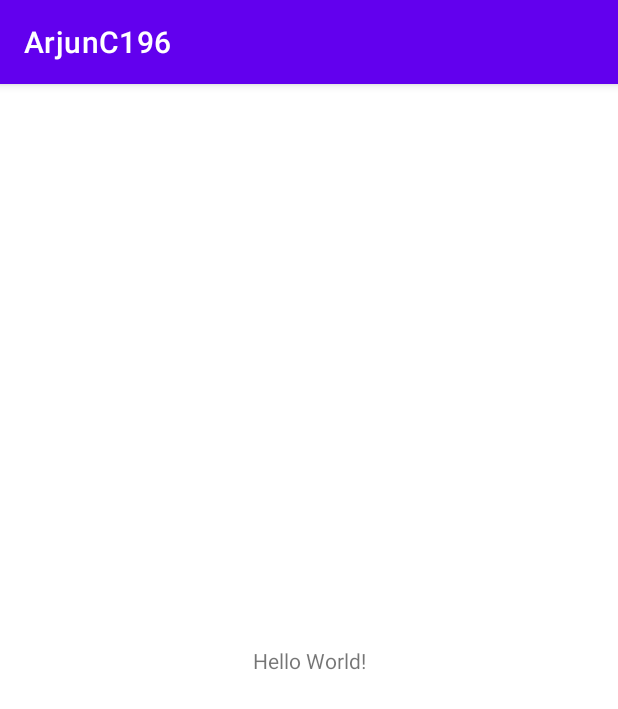
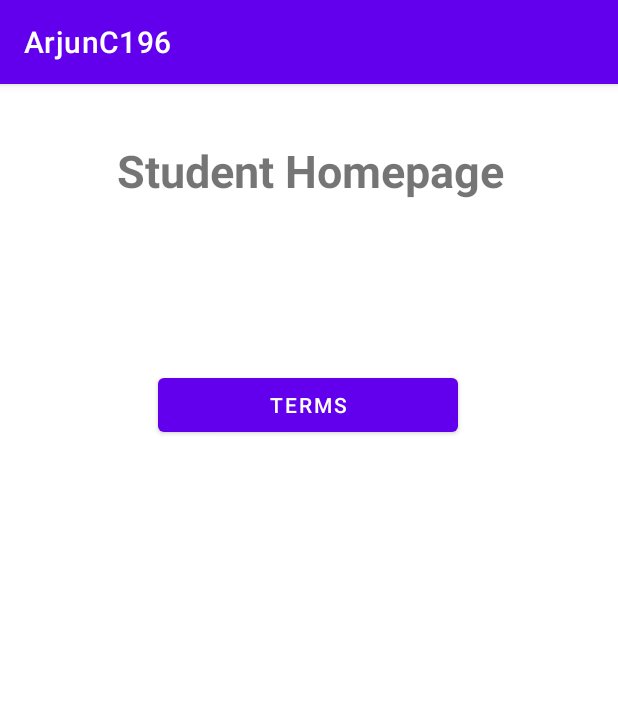
Before and after one commit to arjundesguerra/Arjun-C196, an Android app: the screen it shows after launch (MainActivity), on a phone screen of 412 x 824 dp. Shown: the top 709 px of the screen. Run offline under Robolectric (Android 15) with nearby library versions, the phone set to English and light mode, and no system bars.

Commit message:
terms pages

```diff
--- a/app/build.gradle
+++ b/app/build.gradle
@@ -4,7 +4,7 @@ plugins {
 
 android {
     namespace 'com.example.arjunc196'
-    compileSdk 32
+    compileSdk 33
 
     defaultConfig {
         applicationId "com.example.arjunc196"
--- a/app/src/main/java/com/example/arjunc196/MainActivity.java
+++ b/app/src/main/java/com/example/arjunc196/MainActivity.java
@@ -2,7 +2,14 @@ package com.example.arjunc196;
 
 import androidx.appcompat.app.AppCompatActivity;
 
+import android.content.Intent;
 import android.os.Bundle;
+import android.view.View;
+import android.widget.Button;
+
+import com.example.arjunc196.termsActivities.Terms;
+import com.example.arjunc196.termsActivities.addTerms;
+import com.google.android.material.floatingactionbutton.FloatingActionButton;
 
 public class MainActivity extends AppCompatActivity {
 
@@ -10,5 +17,14 @@ public class MainActivity extends AppCompatActivity {
     protected void onCreate(Bundle savedInstanceState) {
         super.onCreate(savedInstanceState);
         setContentView(R.layout.activity_main);
+
+        Button goToTerms = findViewById(R.id.goToTerms);
+        goToTerms.setOnClickListener(new View.OnClickListener() {
+
+            public void onClick(View view) {
+                Intent intent = new Intent(MainActivity.this, Terms.class);
+                startActivity(intent);
+            }
+        });
     }
 }
--- a/app/src/main/res/layout/activity_main.xml
+++ b/app/src/main/res/layout/activity_main.xml
@@ -7,12 +7,29 @@
     tools:context=".MainActivity">
 
     <TextView
+        android:id="@+id/textView"
         android:layout_width="wrap_content"
         android:layout_height="wrap_content"
-        android:text="Hello World!"
-        app:layout_constraintBottom_toBottomOf="parent"
+        android:layout_marginStart="77dp"
+        android:layout_marginTop="37dp"
+        android:layout_marginEnd="76dp"
+        android:layout_marginBottom="112dp"
+        android:text="Student Homepage"
+        android:textStyle="bold"
+        android:textSize="30dp"
+        app:layout_constraintBottom_toTopOf="@+id/goToTerms"
         app:layout_constraintEnd_toEndOf="parent"
         app:layout_constraintStart_toStartOf="parent"
         app:layout_constraintTop_toTopOf="parent" />
 
+    <Button
+        android:id="@+id/goToTerms"
+        android:layout_width="200dp"
+        android:layout_height="wrap_content"
+        android:layout_marginStart="105dp"
+        android:layout_marginTop="112dp"
+        android:text="Terms"
+        android:onClick="onClick"
+        app:layout_constraintStart_toStartOf="parent"
+        app:layout_constraintTop_toBottomOf="@+id/textView" />
 </androidx.constraintlayout.widget.ConstraintLayout>
```
Also changed, not shown: app/src/main/AndroidManifest.xml (+11 -0 lines), app/src/main/java/com/example/arjunc196/termsActivities/Terms.java (added, +26 -0 lines), app/src/main/java/com/example/arjunc196/termsActivities/addTerms.java (added, +71 -0 lines), app/src/main/res/layout/activity_add_terms.xml (added, +64 -0 lines), app/src/main/res/layout/activity_terms.xml (added, +44 -0 lines).
